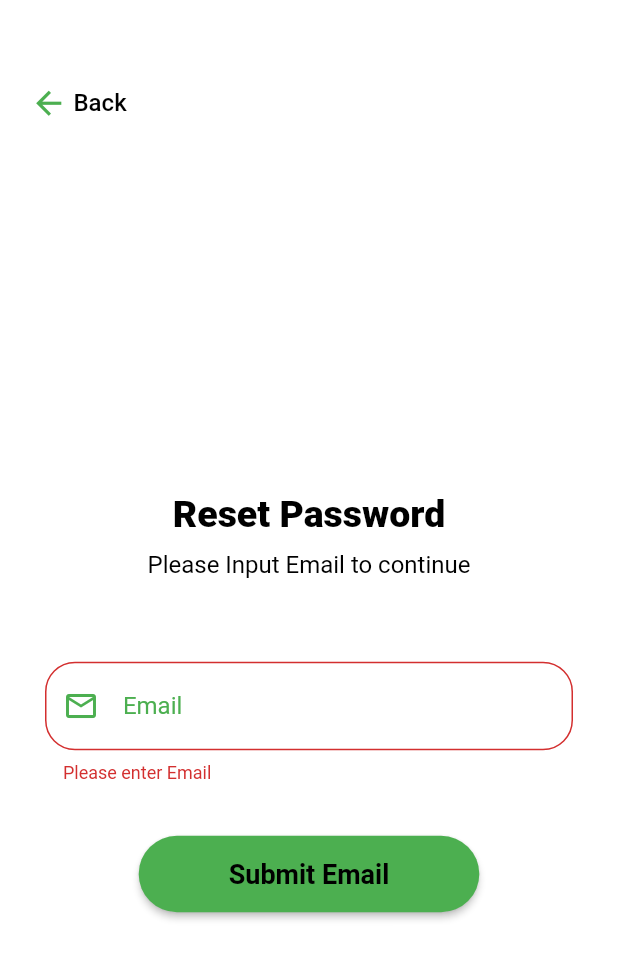
After one commit to occn8/ucaa_datamgt, a Flutter app: the ResetPassword screen opened directly, after a tap on "Submit Email", on a phone screen of 412 x 824 dp. The commit adds this screen. Shown: the top 959 px of the screen. Run offline on Flutter 3.47's test engine with Material 2 defaults, Android fonts, the light colour scheme and no system bars; our stand-ins replace cloud_firestore, firebase_auth, firebase_core, flutter_speed_dial, get, shared_preferences; missing offline and left inert: flappy_search_bar_ns; accounts and stored records are empty.

Commit message:
resetpass

```diff
--- a/lib/providers/themes_provider.dart
+++ b/lib/providers/themes_provider.dart
@@ -36,11 +36,6 @@ ThemeData lightTheme = ThemeData.light().copyWith(
   scaffoldBackgroundColor: Colors.white,
   cardColor: Colors.grey[200],
   textTheme: const TextTheme(
-    button: TextStyle(color: Colors.black),
-    subtitle1: TextStyle(color: Colors.black),
-    subtitle2: TextStyle(color: Colors.black),
-    caption: TextStyle(color: Colors.black),
-    overline: TextStyle(color: Colors.black),
     headline1: TextStyle(color: Colors.black),
     headline2: TextStyle(color: Colors.black),
     headline3: TextStyle(color: Colors.black),
@@ -49,6 +44,11 @@ ThemeData lightTheme = ThemeData.light().copyWith(
     headline6: TextStyle(color: Colors.black),
     bodyText1: TextStyle(color: Colors.black),
     bodyText2: TextStyle(color: Colors.black),
+    button: TextStyle(color: Colors.black),
+    subtitle1: TextStyle(color: Colors.black),
+    subtitle2: TextStyle(color: Colors.black),
+    caption: TextStyle(color: Colors.black),
+    overline: TextStyle(color: Colors.black),
   ),
 );
 
--- /dev/null
+++ b/lib/screens/reset_pass.dart
@@ -0,0 +1,267 @@
+import 'package:ucaa_datamgt/index.dart';
+
+class ResetPassword extends StatefulWidget {
+  const ResetPassword({Key? key}) : super(key: key);
+
+  @override
+  _ResetPasswordState createState() => _ResetPasswordState();
+}
+
+class _ResetPasswordState extends State<ResetPassword> {
+  final _formkey = GlobalKey<FormState>();
+  final _emailController = TextEditingController();
+  bool isLoading = false;
+
+  @override
+  void initState() {
+    super.initState();
+    _emailController.addListener(onListen);
+  }
+
+  void onListen() => setState(() {});
+
+  @override
+  Widget build(BuildContext context) {
+    return Scaffold(
+      resizeToAvoidBottomInset: true,
+      body: SafeArea(
+        child: GestureDetector(
+          onTap: () => FocusScope.of(context).unfocus(),
+          child: Column(
+            children: [
+              Expanded(
+                  flex: 2,
+                  child: Padding(
+                    padding: const EdgeInsets.symmetric(horizontal: 5),
+                    child: Row(
+                      children: [
+                        Builder(
+                          builder: (context) => InkWell(
+                            splashColor: Theme.of(context).accentColor,
+                            borderRadius: BorderRadius.circular(10),
+                            onTap: () {
+                              Navigator.pop(context);
+                            },
+                            child: Container(
+                              padding: new EdgeInsets.all(15),
+                              decoration: BoxDecoration(
+                                  borderRadius: BorderRadius.circular(10)),
+                              child: Row(
+                                children: [
+                                  Icon(Icons.arrow_back,
+                                      size: 25,
+                                      color:
+                                          Theme.of(context).primaryColorDark),
+                                  const Text(
+                                    ' Back',
+                                    style: TextStyle(
+                                        fontWeight: FontWeight.w500,
+                                        fontSize: 16),
+                                  ),
+                                ],
+                              ),
+                            ),
+                          ),
+                        ),
+                      ],
+                    ),
+                  )),
+              Expanded(
+                flex: 10,
+                child: Form(
+                  key: _formkey,
+                  child: Padding(
+                    padding:
+                        const EdgeInsets.symmetric(vertical: 8, horizontal: 30),
+                    child: Column(
+                      mainAxisAlignment: MainAxisAlignment.center,
+                      children: [
+                        const Text(
+                          'Reset Password',
+                          style: TextStyle(
+                              fontSize: 25, fontWeight: FontWeight.w800),
+                        ),
+                        const SizedBox(height: 10),
+                        const Text(
+                          'Please Input Email to continue',
+                          style: TextStyle(
+                              fontSize: 16, fontWeight: FontWeight.w400),
+                        ),
+                        const SizedBox(height: 55),
+                        TextFormField(
+                          controller: _emailController,
+                          style: TextStyle(
+                              color: Theme.of(context).primaryColorDark),
+                          cursorColor: Colors.green,
+                          textInputAction: TextInputAction.next,
+                          decoration: InputDecoration(
+                            enabledBorder: OutlineInputBorder(
+                                borderRadius: BorderRadius.circular(20),
+                                borderSide: BorderSide(color: Colors.grey)),
+                            focusedBorder: OutlineInputBorder(
+                                borderRadius: BorderRadius.circular(20),
+                                borderSide:
+                                    const BorderSide(color: Colors.green)),
+                            border: OutlineInputBorder(
+                                borderRadius: BorderRadius.circular(20),
+                                borderSide:
+                                    const BorderSide(color: Colors.green)),
+                            labelText: ' Email',
+                            labelStyle: TextStyle(
+                                color: Theme.of(context).primaryColorDark),
+                            hintText: 'johndoe@gmail.com',
+                            hintStyle: const TextStyle(color: Colors.grey),
+                            prefixIcon: Icon(
+                              Icons.email_outlined,
+                              color: Theme.of(context).primaryColor,
+                            ),
+                            suffixIcon: _emailController.text.isEmpty
+                                ? Container(width: 0)
+                                : IconButton(
+                                    icon: const Icon(
+                                      Icons.close,
+                                      color: Colors.grey,
+                                    ),
+                                    onPressed: () => _emailController.clear(),
+                                  ),
+                          ),
+                          autofillHints: const [AutofillHints.email],
+                          keyboardType: TextInputType.emailAddress,
+                          validator: (value) {
+                            if (value == null || value.isEmpty) {
+                              return 'Please enter Email';
+                            }
+                            if (!RegExp(
+                                    r"^[a-zA-Z0-9.a-zA-Z0-9.!#$%&'*+-/=?^_`{|}~]+@[a-zA-Z0-9]+\.[a-zA-Z]+")
+                                .hasMatch(value)) {
+                              return 'Please enter correct email';
+                            }
+                            return null;
+                          },
+                        ),
+                        const SizedBox(height: 35),
+                        isLoading != true
+                            ? ElevatedButton(
+                                style: ElevatedButton.styleFrom(
+                                  primary: Theme.of(context).primaryColor,
+                                  padding: const EdgeInsets.symmetric(
+                                      horizontal: 60, vertical: 15),
+                                  shape: RoundedRectangleBorder(
+                                      borderRadius: BorderRadius.circular(30)),
+                                ),
+                                onPressed: () {
+                                  FocusScope.of(context).unfocus();
+                                  if (_formkey.currentState!.validate()) {
+                                    setState(() {
+                                      isLoading = true;
+                                    });
+                                    AuthenticationHelper()
+                                        .verifReset(
+                                            email: _emailController.text)
+                                        .then((result) {
+                                      if (result == null) {
+                                        showDialog(
+                                            context: context,
+                                            builder: (context) {
+                                              return SimpleDialog(
+                                                backgroundColor:
+                                                    Theme.of(context)
+                                                        .backgroundColor,
+                                                contentPadding:
+                                                    const EdgeInsets.symmetric(
+                                                        vertical: 25,
+                                                        horizontal: 10),
+                                                children: [
+                                                  RichText(
+                                                    text: TextSpan(
+                                                      children: <TextSpan>[
+                                                        TextSpan(
+                                                            style: TextStyle(
+                                                                color: Theme.of(
+                                                                        context)
+                                                                    .primaryColorDark,
+                                                                fontSize: 15),
+                                                            text:
+                                                                'Reset Link sent to ${_emailController.text}\n\n'),
+                                                        TextSpan(
+                                                            style: TextStyle(
+                                                              color: Theme.of(
+                                                                      context)
+                                                                  .primaryColorDark,
+                                                              fontWeight:
+                                                                  FontWeight
+                                                                      .w800,
+                                                              fontSize: 16,
+                                                            ),
+                                                            text:
+                                                                'Please check Your Email'),
+                                                        const TextSpan(
+                                                            // style: textStyle,
+                                                            text: ''),
+                                                      ],
+                                                    ),
+                                                  ),
+                                                ],
+                                              );
+                                            });
+                                        setState(() {
+                                          isLoading = false;
+                                        });
+                                        // Navigator.pushReplacement(
+                                        //     context,
+                                        //     MaterialPageRoute(
+                                        //         builder: (context) =>
+                                        //             UserTypeLander()));
+                                      } else {
+                                        setState(() {
+                                          isLoading = false;
+                                        });
+                                        ScaffoldMessenger.of(context)
+                                            .showSnackBar(
+                                                buildSnackBar(result));
+                                      }
+                                    });
+                                  }
+                                },
+                                child: const Text(
+                                  'Submit Email',
+                                  style: TextStyle(
+                                      fontSize: 18,
+                                      fontWeight: FontWeight.bold,
+                                      color: Colors.black),
+                                ),
+                              )
+                            : Column(
+                                children: [
+                                  LinearProgressIndicator(
+                                      backgroundColor:
+                                          Theme.of(context).backgroundColor,
+                                      color: Theme.of(context).primaryColor),
+                                  const SizedBox(height: 5),
+                                  Text('Sending Email...',
+                                      style: TextStyle(
+                                          fontSize: 20,
+                                          color:
+                                              Theme.of(context).primaryColor)),
+                                ],
+                              ),
+                        const SizedBox(height: 25),
+                      ],
+                    ),
+                  ),
+                ),
+              ),
+            ],
+          ),
+        ),
+      ),
+    );
+  }
+
+  @override
+  void dispose() {
+    _emailController.removeListener(onListen);
+    _emailController.dispose();
+    super.dispose();
+  }
+}
--- a/lib/utils/cloud.dart
+++ b/lib/utils/cloud.dart
@@ -31,9 +31,8 @@ class CloudDatabase {
           if (docSnapshot.exists) {
             Usr user = Usr('', '', '', '', 1, '');
             user.fromMap(
-                docSnapshot.id, docSnapshot.data()! as Map<String, Usr>);
-            print(user.email);
-            return user;
+                docSnapshot.id, docSnapshot.data()! as Map<String, dynamic>);
+            return user.role;
           } else {}
         });
       }
```
Also changed, not shown: lib/utils/auth.dart (+5 -4 lines).
